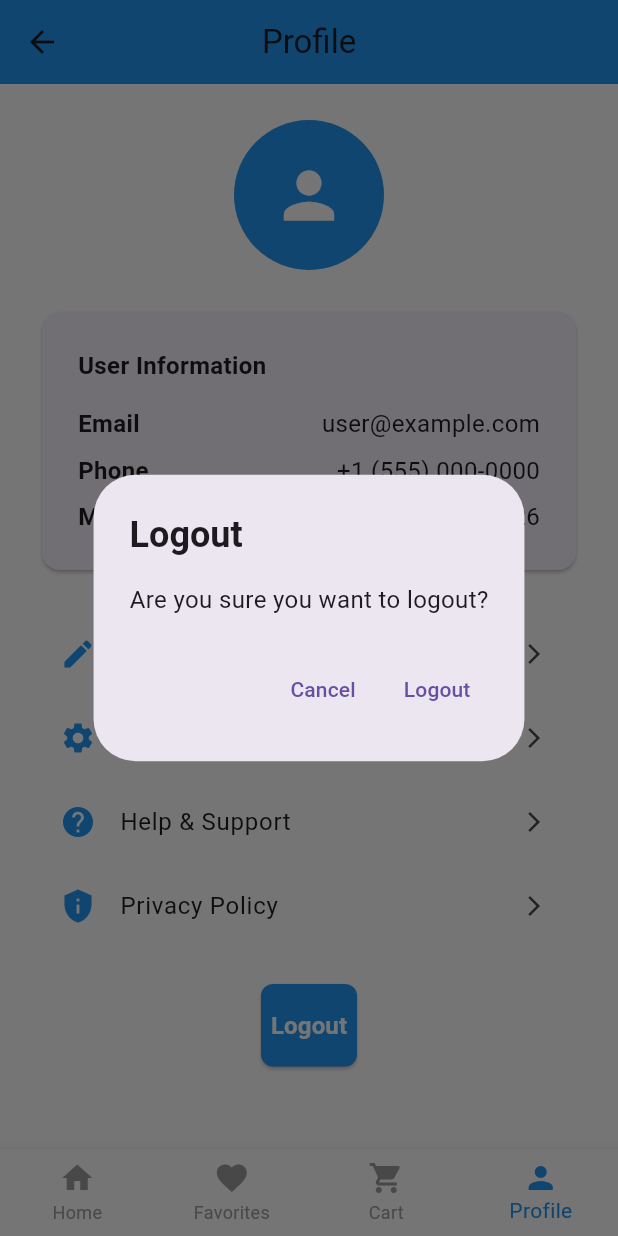
After one commit to Mrxforte/crm_pro, a Flutter app: the MainScreen screen opened by its route, item 4 of the bottom bar chosen, after a tap on "Logout", on a phone screen of 412 x 824 dp. The commit adds this screen. Run offline on Flutter 3.47's test engine with Material 3 defaults, Android fonts, the phone set to English and light mode, and no system bars; our stand-ins replace cloud_firestore, firebase_auth, firebase_core, get_it; accounts and stored records are empty.

Commit message:
feat: Add Cart, Favorite, Home, Main, and Profile screens with navigation and UI enhancements

```diff
--- a/lib/common/app_colors.dart
+++ b/lib/common/app_colors.dart
@@ -7,6 +7,8 @@ class AppColors {
   static const Color background = Colors.white;
   static const Color textPrimary = Colors.black87;
   static const Color textSecondary = Colors.black54;
+  static const Color primary = Colors.blue;
+  static const Color border = Colors.grey;
 
   // Input Field Colors
   static const Color inputFill = Color(0xFFEEEEEE);
--- a/lib/main.dart
+++ b/lib/main.dart
@@ -2,6 +2,7 @@ import 'package:crm_pro/common/app_strings.dart';
 import 'package:crm_pro/common/app_theme.dart';
 import 'package:crm_pro/core/service_locator.dart';
 import 'package:crm_pro/views/login/login_screen.dart';
+import 'package:crm_pro/views/main/main_screen.dart';
 import 'package:crm_pro/views/splash/splash_screen.dart';
 import 'package:crm_pro/viewmodels/auth_viewmodel.dart';
 import 'package:flutter/material.dart';
@@ -31,7 +32,10 @@ class MyApp extends StatelessWidget {
         title: AppStrings.appTitle,
         theme: AppTheme.lightTheme,
         home: const SplashScreen(),
-        routes: {'/login': (context) => const LoginScreen()},
+        routes: {
+          '/login': (context) => const LoginScreen(),
+          '/home': (context) => const MainScreen(),
+        },
         debugShowCheckedModeBanner: false,
       ),
     );
--- /dev/null
+++ b/lib/views/home/home_screen.dart
@@ -0,0 +1,120 @@
+import 'package:crm_pro/common/app_colors.dart';
+import 'package:crm_pro/common/app_constants.dart';
+import 'package:crm_pro/widgets/heading_text.dart';
+import 'package:flutter/material.dart';
+
+class HomeScreen extends StatefulWidget {
+  const HomeScreen({super.key});
+
+  @override
+  State<HomeScreen> createState() => _HomeScreenState();
+}
+
+class _HomeScreenState extends State<HomeScreen> {
+  @override
+  Widget build(BuildContext context) {
+    return Scaffold(
+      backgroundColor: AppColors.background,
+      appBar: AppBar(
+        backgroundColor: AppColors.primary,
+        title: const Text('Home'),
+        elevation: 0,
+        centerTitle: true,
+      ),
+      body: SingleChildScrollView(
+        child: Padding(
+          padding: const EdgeInsets.all(AppDimensions.paddingLarge),
+          child: Column(
+            crossAxisAlignment: CrossAxisAlignment.start,
+            children: [
+              HeadingText(
+                'Welcome to CRM Pro',
+                textAlign: TextAlign.left,
+              ),
+              SizedBox(height: AppDimensions.paddingLarge),
+              Container(
+                width: double.infinity,
+                padding: const EdgeInsets.all(AppDimensions.paddingLarge),
+                decoration: BoxDecoration(
+                  color: AppColors.primary.withOpacity(0.1),
+                  borderRadius: BorderRadius.circular(12),
+                ),
+                child: Column(
+                  crossAxisAlignment: CrossAxisAlignment.start,
+                  children: [
+                    const Text(
+                      'Dashboard Overview',
+                      style: TextStyle(
+                        fontSize: 18,
+                        fontWeight: FontWeight.bold,
+                      ),
+                    ),
+                    SizedBox(height: AppDimensions.paddingMedium),
+                    _buildInfoRow('Total Customers', '0'),
+                    SizedBox(height: AppDimensions.paddingSmall),
+                    _buildInfoRow('Active Deals', '0'),
+                    SizedBox(height: AppDimensions.paddingSmall),
+                    _buildInfoRow('Pending Tasks', '0'),
+                  ],
+                ),
+              ),
+              SizedBox(height: AppDimensions.paddingLarge),
+              const Text(
+                'Recent Activities',
+                style: TextStyle(
+                  fontSize: 16,
+                  fontWeight: FontWeight.bold,
+                ),
+              ),
+              SizedBox(height: AppDimensions.paddingMedium),
+              _buildActivityCard('No recent activities', 'Start managing your customers'),
+            ],
+          ),
+        ),
+      ),
+    );
+  }
+
+  Widget _buildInfoRow(String label, String value) {
+    return Row(
+      mainAxisAlignment: MainAxisAlignment.spaceBetween,
+      children: [
+        Text(label),
+        Text(
+          value,
+          style: const TextStyle(
+            fontWeight: FontWeight.bold,
+            fontSize: 16,
+          ),
+        ),
+      ],
+    );
+  }
+
+  Widget _buildActivityCard(String title, String subtitle) {
+    return Container(
+      padding: const EdgeInsets.all(AppDimensions.paddingMedium),
+      decoration: BoxDecoration(
+        border: Border.all(color: AppColors.border),
+        borderRadius: BorderRadius.circular(8),
+      ),
+      child: Column(
+        crossAxisAlignment: CrossAxisAlignment.start,
+        children: [
+          Text(
+            title,
+            style: const TextStyle(fontWeight: FontWeight.bold),
+          ),
+          SizedBox(height: AppDimensions.paddingSmall),
+          Text(
+            subtitle,
+            style: TextStyle(
+              color: Colors.grey[600],
+              fontSize: 12,
+            ),
+          ),
+        ],
+      ),
+    );
+  }
+}
--- /dev/null
+++ b/lib/views/main/main_screen.dart
@@ -0,0 +1,61 @@
+import 'package:crm_pro/common/app_colors.dart';
+import 'package:crm_pro/views/cart/cart_screen.dart';
+import 'package:crm_pro/views/favorite/favorite_screen.dart';
+import 'package:crm_pro/views/home/home_screen.dart';
+import 'package:crm_pro/views/profile/profile_screen.dart';
+import 'package:flutter/material.dart';
+
+class MainScreen extends StatefulWidget {
+  const MainScreen({super.key});
+
+  @override
+  State<MainScreen> createState() => _MainScreenState();
+}
+
+class _MainScreenState extends State<MainScreen> {
+  int _selectedIndex = 0;
+
+  final List<Widget> _screens = const [
+    HomeScreen(),
+    FavoriteScreen(),
+    CartScreen(),
+    ProfileScreen(),
+  ];
+
+  @override
+  Widget build(BuildContext context) {
+    return Scaffold(
+      body: _screens[_selectedIndex],
+      bottomNavigationBar: BottomNavigationBar(
+        currentIndex: _selectedIndex,
+        onTap: (index) {
+          setState(() {
+            _selectedIndex = index;
+          });
+        },
+        type: BottomNavigationBarType.fixed,
+        backgroundColor: Colors.white,
+        selectedItemColor: AppColors.primary,
+        unselectedItemColor: Colors.grey,
+        items: const [
+          BottomNavigationBarItem(
+            icon: Icon(Icons.home),
+            label: 'Home',
+          ),
+          BottomNavigationBarItem(
+            icon: Icon(Icons.favorite),
+            label: 'Favorites',
+          ),
+          BottomNavigationBarItem(
+            icon: Icon(Icons.shopping_cart),
+            label: 'Cart',
+          ),
+          BottomNavigationBarItem(
+            icon: Icon(Icons.person),
+            label: 'Profile',
+          ),
+        ],
+      ),
+    );
+  }
+}
--- /dev/null
+++ b/lib/views/profile/profile_screen.dart
@@ -0,0 +1,190 @@
+import 'package:crm_pro/common/app_colors.dart';
+import 'package:crm_pro/common/app_constants.dart';
+import 'package:crm_pro/viewmodels/auth_viewmodel.dart';
+import 'package:crm_pro/widgets/primary_button.dart';
+import 'package:flutter/material.dart';
+import 'package:provider/provider.dart';
+
+class ProfileScreen extends StatefulWidget {
+  const ProfileScreen({super.key});
+
+  @override
+  State<ProfileScreen> createState() => _ProfileScreenState();
+}
+
+class _ProfileScreenState extends State<ProfileScreen> {
+  @override
+  Widget build(BuildContext context) {
+    return Scaffold(
+      backgroundColor: AppColors.background,
+      appBar: AppBar(
+        backgroundColor: AppColors.primary,
+        title: const Text('Profile'),
+        elevation: 0,
+        centerTitle: true,
+      ),
+      body: SingleChildScrollView(
+        child: Padding(
+          padding: const EdgeInsets.all(AppDimensions.paddingLarge),
+          child: Column(
+            crossAxisAlignment: CrossAxisAlignment.center,
+            children: [
+              // Profile Avatar
+              Container(
+                width: 100,
+                height: 100,
+                decoration: BoxDecoration(
+                  shape: BoxShape.circle,
+                  color: AppColors.primary,
+                ),
+                child: const Icon(
+                  Icons.person,
+                  size: 50,
+                  color: Colors.white,
+                ),
+              ),
+              SizedBox(height: AppDimensions.paddingLarge),
+
+              // User Info Section
+              _buildInfoSection(),
+              SizedBox(height: AppDimensions.paddingLarge),
+
+              // Profile Menu Items
+              _buildMenuSection(),
+              SizedBox(height: AppDimensions.paddingLarge),
+
+              // Logout Button
+              PrimaryButton(
+                label: 'Logout',
+                onPressed: () => _showLogoutDialog(context),
+              ),
+            ],
+          ),
+        ),
+      ),
+    );
+  }
+
+  Widget _buildInfoSection() {
+    return Card(
+      child: Padding(
+        padding: const EdgeInsets.all(AppDimensions.paddingLarge),
+        child: Column(
+          crossAxisAlignment: CrossAxisAlignment.stretch,
+          children: [
+            const Text(
+              'User Information',
+              style: TextStyle(
+                fontSize: 16,
+                fontWeight: FontWeight.bold,
+              ),
+            ),
+            SizedBox(height: AppDimensions.paddingMedium),
+            _buildInfoRow('Email', 'user@example.com'),
+            SizedBox(height: AppDimensions.paddingSmall),
+            _buildInfoRow('Phone', '+1 (555) 000-0000'),
+            SizedBox(height: AppDimensions.paddingSmall),
+            _buildInfoRow('Member Since', 'March 5, 2026'),
+          ],
+        ),
+      ),
+    );
+  }
+
+  Widget _buildInfoRow(String label, String value) {
+    return Row(
+      mainAxisAlignment: MainAxisAlignment.spaceBetween,
+      children: [
+        Text(
+          label,
+          style: const TextStyle(fontWeight: FontWeight.bold),
+        ),
+        Text(value),
+      ],
+    );
+  }
+
+  Widget _buildMenuSection() {
+    return Column(
+      children: [
+        _buildMenuTile(
+          'Edit Profile',
+          Icons.edit,
+          () {
+            ScaffoldMessenger.of(context).showSnackBar(
+              const SnackBar(content: Text('Edit profile feature coming soon')),
+            );
+          },
+        ),
+        _buildMenuTile(
+          'Settings',
+          Icons.settings,
+          () {
+            ScaffoldMessenger.of(context).showSnackBar(
+              const SnackBar(content: Text('Settings feature coming soon')),
+            );
+          },
+        ),
+        _buildMenuTile(
+          'Help & Support',
+          Icons.help,
+          () {
+            ScaffoldMessenger.of(context).showSnackBar(
+              const SnackBar(content: Text('Help feature coming soon')),
+            );
+          },
+        ),
+        _buildMenuTile(
+          'Privacy Policy',
+          Icons.privacy_tip,
+          () {
+            ScaffoldMessenger.of(context).showSnackBar(
+              const SnackBar(content: Text('Privacy policy feature coming soon')),
+            );
+          },
+        ),
+      ],
+    );
+  }
+
+  Widget _buildMenuTile(String title, IconData icon, VoidCallback onTap) {
+    return ListTile(
+      leading: Icon(icon, color: AppColors.primary),
+      title: Text(title),
+      trailing: const Icon(Icons.arrow_forward_ios, size: 16),
+      onTap: onTap,
+    );
+  }
+
+  void _showLogoutDialog(BuildContext context) {
+    showDialog(
+      context: context,
+      builder: (BuildContext context) {
+        return AlertDialog(
+          title: const Text('Logout'),
+          content: const Text('Are you sure you want to logout?'),
+          actions: [
+            TextButton(
+              onPressed: () => Navigator.of(context).pop(),
+              child: const Text('Cancel'),
+            ),
+            TextButton(
+              onPressed: () async {
+                Navigator.of(context).pop();
+                final authViewModel = context.read<AuthViewModel>();
+                await authViewModel.logout();
+                if (context.mounted) {
+                  Navigator.of(context).pushNamedAndRemoveUntil(
+                    '/login',
+                    (route) => false,
+                  );
+                }
+              },
+              child: const Text('Logout'),
+            ),
+          ],
+        );
+      },
+    );
+  }
+}
```
Also changed, not shown: lib/views/cart/cart_screen.dart (added, +203 -0 lines), lib/views/favorite/favorite_screen.dart (added, +105 -0 lines).
